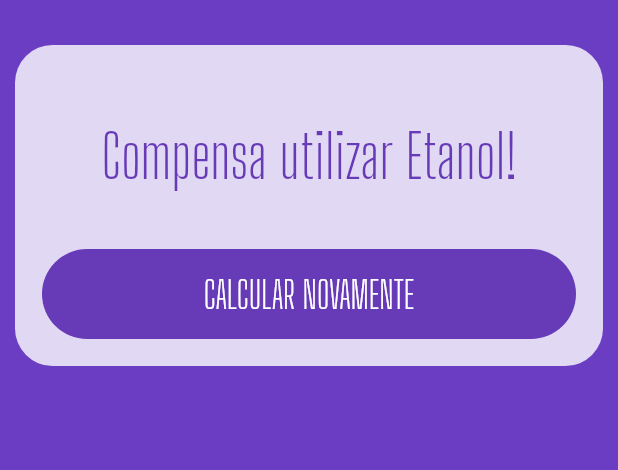
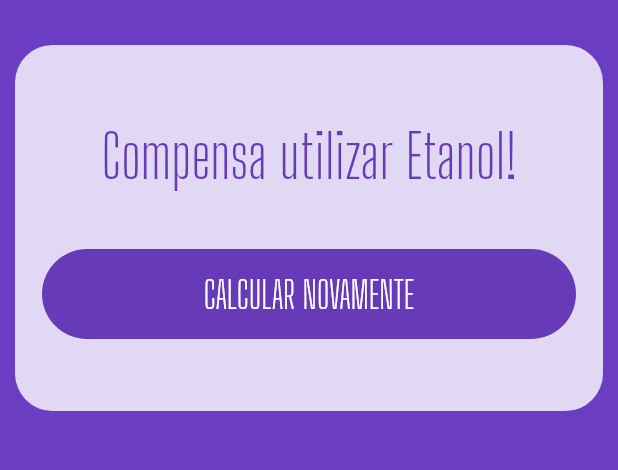
Before and after one commit to claylton/ethanol_or_gasoline, a Flutter app: the screen it shows after launch, after a tap on "CALCULAR", on a phone screen of 412 x 824 dp, the part 270-740 px from its top. Run offline on Flutter 3.47's test engine with Material 2 defaults, Android fonts, the phone set to English and light mode, and no system bars; our stand-ins replace mask_text_input_formatter.

Commit message:
Style: increasing bottom spacing

```diff
--- a/lib/widgets/success_card_widget.dart
+++ b/lib/widgets/success_card_widget.dart
@@ -39,7 +39,8 @@ class SuccessCardWidget extends StatelessWidget {
             invertColors: true,
             onPressed: onPressed,
             label: "CALCULAR NOVAMENTE",
-          )
+          ),
+          const SizedBox(height: 30),
         ],
       ),
     );
```
